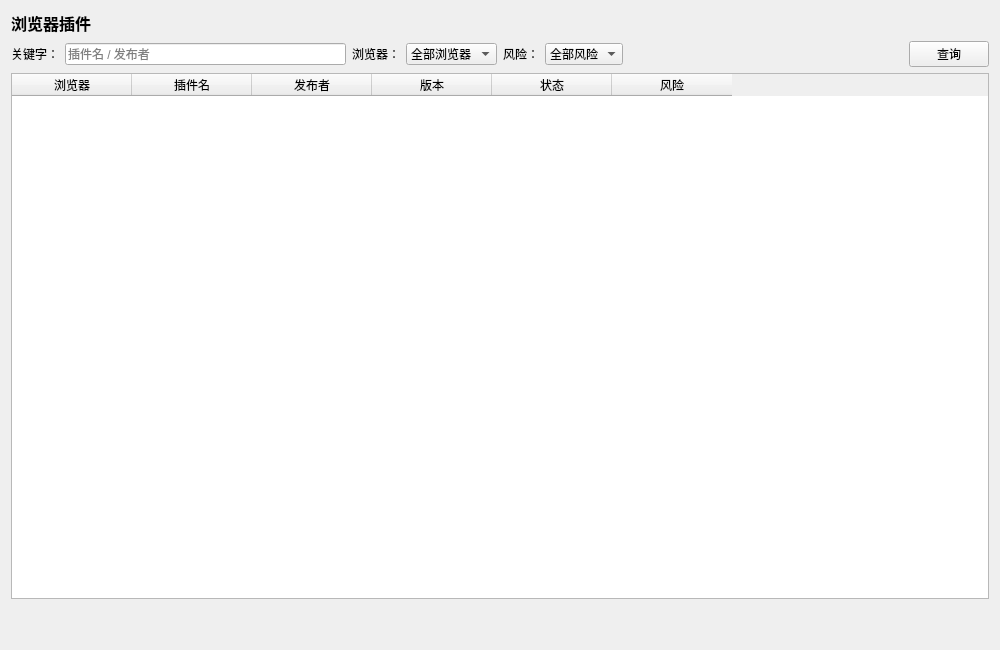
Old version of the form ui/BrowserPluginPage.ui in the repository rakehellsx/MaliciousDetector.
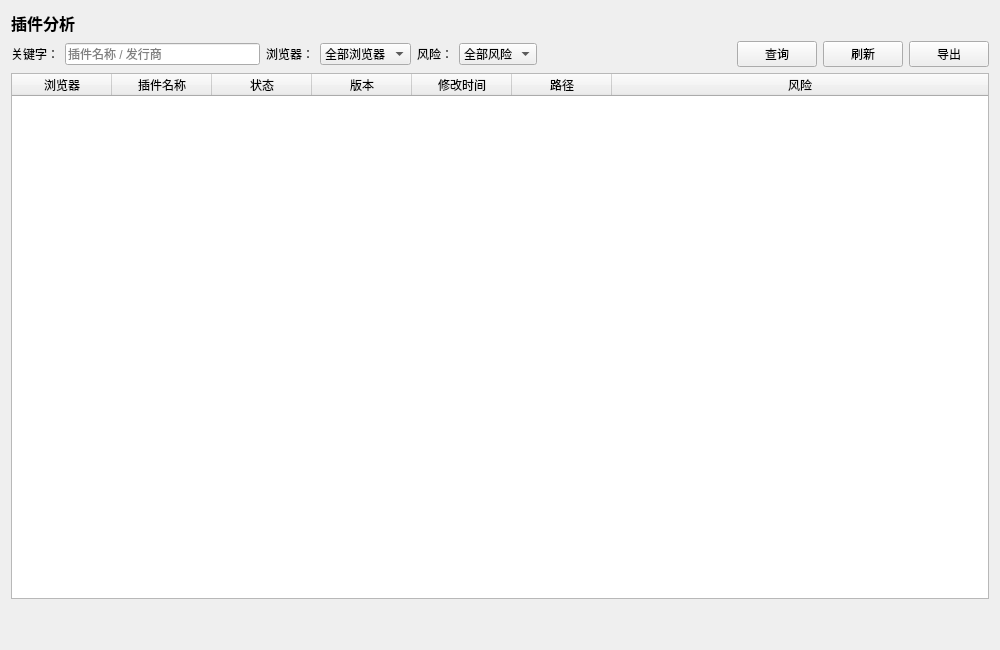
New version of the form.

```diff
--- a/ui/BrowserPluginPage.ui
+++ b/ui/BrowserPluginPage.ui
@@ -9,7 +9,7 @@
 <layout class="QVBoxLayout" name="mainLayout">
   <item>
    <widget class="QLabel" name="lblTitle">
-     <property name="text"><string>浏览器插件</string></property>
+     <property name="text"><string>插件分析</string></property>
      <property name="styleSheet"><string>font-size:16px;font-weight:600;</string></property>
     </widget>
   </item>
@@ -22,7 +22,7 @@
      </item>
      <item>
       <widget class="QLineEdit" name="m_edtKeyword">
-        <property name="placeholderText"><string>插件名 / 发布者</string></property>
+        <property name="placeholderText"><string>插件名称 / 发行商</string></property>
        </widget>
      </item>
      <item>
@@ -61,13 +61,26 @@
         <property name="text"><string>查询</string></property>
        </widget>
      </item>
+     <item>
+      <widget class="QPushButton" name="btnRefresh">
+        <property name="text"><string>刷新</string></property>
+       </widget>
+     </item>
+     <item>
+      <widget class="QPushButton" name="btnExport">
+        <property name="text"><string>导出</string></property>
+       </widget>
+     </item>
    </layout>
   </item>
   <item>
    <widget class="QTableWidget" name="m_tbl">
-     <property name="columnCount"><number>6</number></property>
-     <attribute name="horizontalHeaderDefaultSectionSize"><number>120</number></attribute>
-     <column><property name="text"><string>浏览器</string></property></column><column><property name="text"><string>插件名</string></property></column><column><property name="text"><string>发布者</string></property></column><column><property name="text"><string>版本</string></property></column><column><property name="text"><string>状态</string></property></column><column><property name="text"><string>风险</string></property></column>
+     <property name="alternatingRowColors"><bool>true</bool></property>
+     <property name="selectionBehavior"><enum>QAbstractItemView::SelectRows</enum></property>
+     <property name="editTriggers"><set>QAbstractItemView::NoEditTriggers</set></property>
+     <property name="columnCount"><number>7</number></property>
+     <attribute name="horizontalHeaderStretchLastSection"><bool>true</bool></attribute>
+     <column><property name="text"><string>浏览器</string></property></column><column><property name="text"><string>插件名称</string></property></column><column><property name="text"><string>状态</string></property></column><column><property name="text"><string>版本</string></property></column><column><property name="text"><string>修改时间</string></property></column><column><property name="text"><string>路径</string></property></column><column><property name="text"><string>风险</string></property></column>
     </widget>
   </item>
   <item>
```
